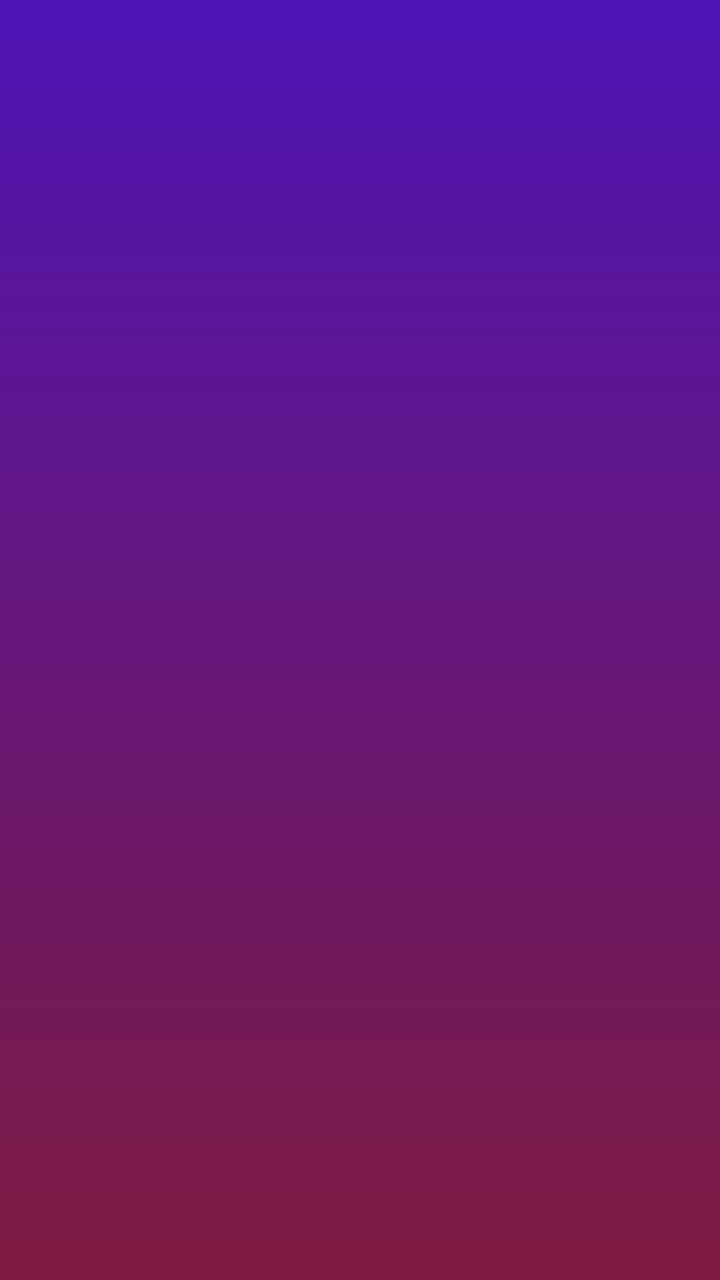
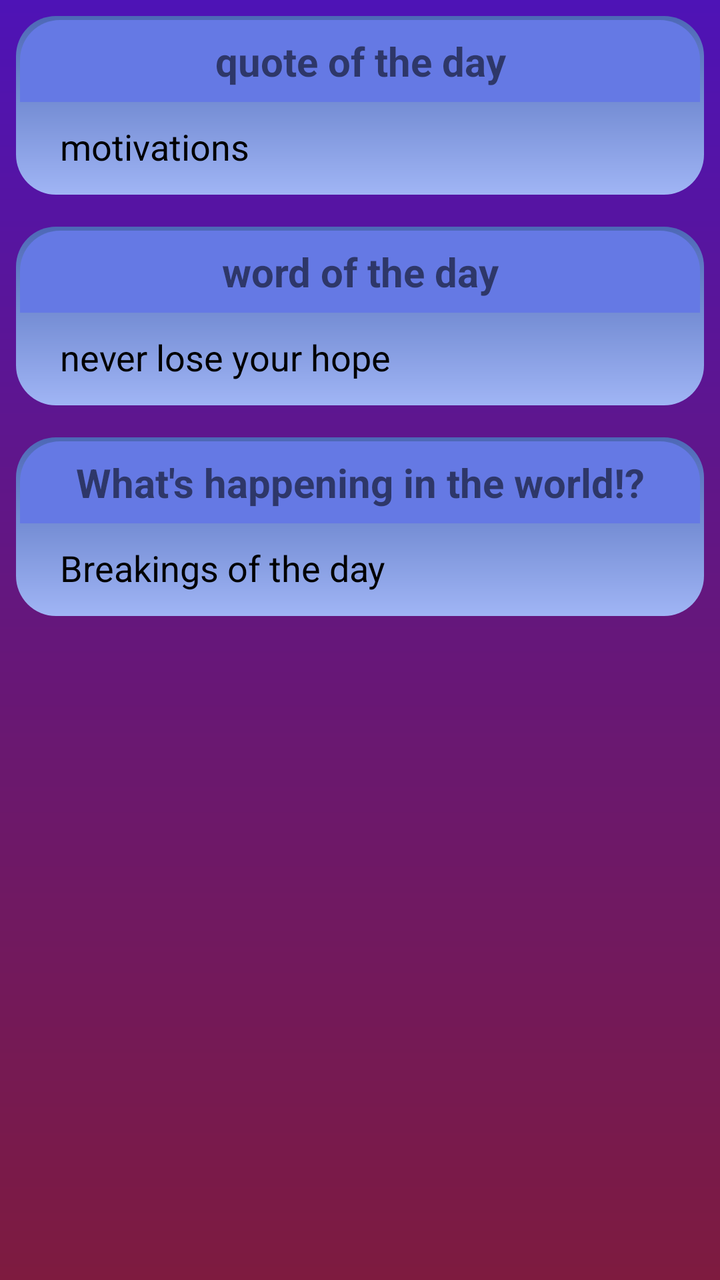

Compare the two renders of this Android layout. The source of the first and the diff that turns it into the second are given below.
<!-- AndroidManifest.xml: application theme Theme.LearnEnglish -->
<!-- res/layout/activity_first.xml -->
<?xml version="1.0" encoding="utf-8"?>
<RelativeLayout xmlns:android="http://schemas.android.com/apk/res/android"
    xmlns:app="http://schemas.android.com/apk/res-auto"
    xmlns:tools="http://schemas.android.com/tools"
    android:layout_width="match_parent"
    android:layout_height="match_parent"
    android:background="@drawable/main_background"
    android:padding="5dp"
    android:gravity="center"
    tools:context=".FirstActivity">

    <RelativeLayout
        android:padding="5dp"
        android:id="@+id/gridLayout"
        android:layout_width="match_parent"
        android:layout_height="wrap_content"
        >

        <GridView
            android:gravity="center"
            android:id="@+id/gridViewId"
            android:layout_width="match_parent"
            android:layout_height="wrap_content"
            android:numColumns="3"
            />


    </RelativeLayout>

    <com.google.android.gms.ads.AdView
        android:visibility="gone"
        xmlns:ads="http://schemas.android.com/apk/res-auto"
        android:id="@+id/adView"
        android:layout_width="match_parent"
        android:layout_height="wrap_content"
        android:layout_marginTop="10dp"
        android:layout_marginLeft="20dp"
        android:layout_marginRight="20dp"
        android:layout_marginBottom="3dp"
        android:layout_centerHorizontal="true"
        android:layout_alignParentBottom="true"
        ads:adSize="BANNER"
        ads:adUnitId="ca-app-pub-3940256099942544/6300978111">
    </com.google.android.gms.ads.AdView>



</RelativeLayout>
<!-- resources referenced by this layout -->
<resources>
  <!-- drawable main_background (drawable) -->
  <?xml version="1.0" encoding="utf-8"?>
  <shape android:shape="rectangle" xmlns:android="http://schemas.android.com/apk/res/android">
  
      <gradient
          android:startColor="#7E1B3F"
          android:angle="90"
          android:endColor="#4E13B6"
          />
  </shape>
  <style name="Theme.LearnEnglish" parent="Theme.MaterialComponents.DayNight.DarkActionBar">
          
          <item name="colorPrimary">@color/purple_500</item>
          <item name="colorPrimaryVariant">@color/purple_700</item>
          <item name="colorOnPrimary">@color/white</item>
          
          <item name="colorSecondary">@color/teal_200</item>
          <item name="colorSecondaryVariant">@color/teal_700</item>
          <item name="colorOnSecondary">@color/black</item>
          
          <item name="android:statusBarColor">?attr/colorPrimary</item>
          
      </style>
  <color name="purple_500">#FF6200EE</color>
  <color name="purple_700">#FF3700B3</color>
  <color name="white">#FFFFFFFF</color>
  <color name="teal_200">#FF03DAC5</color>
  <color name="teal_700">#FF018786</color>
  <color name="black">#FF000000</color>
</resources>

<!-- the commit's change to res/layout/activity_first.xml (unified diff, before → after) -->
@@ -1,48 +1,214 @@
+<?xml version="1.0" encoding="utf-8"?>
+<ScrollView xmlns:android="http://schemas.android.com/apk/res/android"
+    android:layout_width="match_parent"
+    android:layout_height="match_parent"
+    xmlns:app="http://schemas.android.com/apk/res-auto"
+    xmlns:tools="http://schemas.android.com/tools"
+    android:orientation="vertical"
+     android:background="@drawable/main_background"
+    tools:context=".Activity.FirstActivity">
+
+    <RelativeLayout
+        android:layout_width="match_parent"
+        android:layout_height="match_parent"
+        android:orientation="vertical"
+        >
+
+        <LinearLayout
+            android:id="@+id/motivationLayout"
+            android:layout_width="match_parent"
+            android:layout_height="wrap_content"
+            app:cardCornerRadius="8dp"
+            android:padding="2dp"
+            android:layout_margin="8sp"
+            android:orientation="vertical"
+            android:background="@drawable/rounded_background"
+            >
+            <TextView
+                android:id="@+id/motivationHead"
+                android:layout_width="match_parent"
+                android:layout_height="wrap_content"
+                android:text="quote of the day"
+                android:textSize="20sp"
+                android:textStyle="bold"
+                android:textAlignment="center"
+                android:background="@drawable/rounded_background2"
+                android:padding="7dp"
+                />
+            <TextView
+                android:id="@+id/motivationText"
+                android:layout_width="match_parent"
+                android:layout_height="wrap_content"
+                android:textSize="18sp"
+                android:text="motivations"
+                android:textColor="@color/black"
+                android:layout_marginLeft="10sp"
+                android:padding="10dp"
+                />
+
+
+        </LinearLayout>
+
+        <LinearLayout
+            android:layout_below="@+id/motivationLayout"
+            android:id="@+id/wordLayout"
+            android:layout_width="match_parent"
+            android:layout_height="wrap_content"
+            app:cardCornerRadius="8dp"
+            android:padding="2dp"
+            android:layout_margin="8sp"
+            android:orientation="vertical"
+            android:background="@drawable/rounded_background"
+            >
+            <TextView
+                android:id="@+id/wordHead"
+                android:layout_width="match_parent"
+                android:layout_height="wrap_content"
+                android:text="word of the day"
+                android:textSize="20sp"
+                android:textAlignment="center"
+                android:textStyle="bold"
+                android:background="@drawable/rounded_background2"
+                android:padding="7dp"
+                />
+            <TextView
+                android:id="@+id/wordText"
+                android:layout_width="match_parent"
+                android:layout_height="wrap_content"
+                android:textSize="18dp"
+                android:text="never lose your hope"
+                android:textColor="@color/black"
+                android:layout_marginLeft="10sp"
+                android:padding="10dp"
+                />
+
+
+        </LinearLayout>
+
+        <LinearLayout
+            android:id="@+id/newsLayout"
+            android:layout_width="match_parent"
+            android:layout_height="wrap_content"
+            android:layout_below="@+id/wordLayout"
+            app:cardCornerRadius="8dp"
+            android:padding="2dp"
+            android:layout_margin="8sp"
+            android:orientation="vertical"
+            android:background="@drawable/rounded_background"
+            >
+            <TextView
+                android:id="@+id/newsHead"
+                android:layout_width="match_parent"
+                android:layout_height="wrap_content"
+                android:text="What's happening in the world!?"
+                android:textSize="20dp"
+                android:textAlignment="center"
+                android:textStyle="bold"
+                android:background="@drawable/rounded_background2"
+                android:padding="7dp"
+                />
+            <TextView
+                android:id="@+id/newsText"
+                android:layout_width="match_parent"
+                android:layout_height="wrap_content"
+                android:textSize="18dp"
+                android:text="Breakings of the day"
+                android:textColor="@color/black"
+                android:layout_marginLeft="10sp"
+                android:padding="10dp"
+                />
+
+
+        </LinearLayout>
+
+        <androidx.recyclerview.widget.RecyclerView
+            android:layout_below="@+id/newsLayout"
+            android:id="@+id/recyclerView"
+            android:padding="5dp"
+            android:clipToPadding="false"
+            android:layout_width="match_parent"
+            android:layout_height="wrap_content"
+            app:layoutManager="androidx.recyclerview.widget.StaggeredGridLayoutManager"
+            app:spanCount="3"
+            tools:listitem="@layout/grid_sample"
+            />
+
+    </RelativeLayout>
+
+
+</ScrollView>
+<!-- res/layout/grid_sample.xml (included above) -->
 <?xml version="1.0" encoding="utf-8"?>
 <RelativeLayout xmlns:android="http://schemas.android.com/apk/res/android"
     xmlns:app="http://schemas.android.com/apk/res-auto"
-    xmlns:tools="http://schemas.android.com/tools"
     android:layout_width="match_parent"
-    android:layout_height="match_parent"
-    android:background="@drawable/main_background"
-    android:padding="5dp"
-    android:gravity="center"
-    tools:context=".FirstActivity">
+    android:orientation="vertical"
+    android:layout_marginTop="10dp"
+    android:paddingTop="5dp"
+    android:layout_height="wrap_content">
+
 
     <RelativeLayout
-        android:padding="5dp"
-        android:id="@+id/gridLayout"
+        android:orientation="vertical"
         android:layout_width="match_parent"
-        android:layout_height="wrap_content"
+        android:layout_height="match_parent"
+        android:layout_margin="5dp"
         >
 
-        <GridView
-            android:gravity="center"
-            android:id="@+id/gridViewId"
-            android:layout_width="match_parent"
-            android:layout_height="wrap_content"
-            android:numColumns="3"
-            />
+        <androidx.cardview.widget.CardView
+            android:layout_width="match_parent"
+            android:layout_height="match_parent"
+            android:id="@+id/cardviewId"
+            app:cardCornerRadius="8dp"
+            app:cardElevation="0dp"
+            >
+
+            <LinearLayout
+               android:background="@drawable/roundedborder"
+                android:layout_width="match_parent"
+                android:layout_height="match_parent"
+                android:orientation="vertical"
+                android:gravity="center"
+                android:paddingLeft="6dp"
+                android:paddingRight="6dp"
+                android:paddingBottom="8dp"
+                android:paddingTop="8dp"
+                >
+                <TextView
+                    android:id="@+id/headingId"
+                    android:layout_width="match_parent"
+                    android:layout_height="45dp"
+                    android:textAlignment="center"
+                    android:textStyle="bold"
+                    android:textSize="18sp"
+                    android:text="Animal"
+                    />
+
+                <LinearLayout
+                    android:layout_width="wrap_content"
+                    android:layout_height="wrap_content"
+                    android:orientation="vertical"
+                    android:padding="4dp"
+                    android:gravity="center"
+                    android:background="@drawable/circlebackground"
+                    android:layout_margin="7dp"
+                    >
+
+                    <ImageView
+                        android:id="@+id/imageViewId"
+                        android:layout_width="70dp"
+                        android:layout_height="70dp"
+                        android:padding="8dp"
+                        android:src="@drawable/grammar" />
+
+
+                </LinearLayout>
+
+            </LinearLayout>
+        </androidx.cardview.widget.CardView>
+
 
 
     </RelativeLayout>
 
-    <com.google.android.gms.ads.AdView
-        android:visibility="gone"
-        xmlns:ads="http://schemas.android.com/apk/res-auto"
-        android:id="@+id/adView"
-        android:layout_width="match_parent"
-        android:layout_height="wrap_content"
-        android:layout_marginTop="10dp"
-        android:layout_marginLeft="20dp"
-        android:layout_marginRight="20dp"
-        android:layout_marginBottom="3dp"
-        android:layout_centerHorizontal="true"
-        android:layout_alignParentBottom="true"
-        ads:adSize="BANNER"
-        ads:adUnitId="ca-app-pub-3940256099942544/6300978111">
-    </com.google.android.gms.ads.AdView>
-
-
-
 </RelativeLayout>
<!-- resource entries referenced after the edit -->
@@ -9,6 +9,49 @@
           android:angle="90"
           android:endColor="#4E13B6"
           />
+  </shape>
+  <!-- drawable rounded_background (drawable) -->
+  <?xml version="1.0" encoding="utf-8"?>
+  <shape android:shape="rectangle" xmlns:android="http://schemas.android.com/apk/res/android">
+  
+      <gradient
+          android:startColor="#A0B5F5"
+          android:angle="90"
+          android:endColor="#4D68B6"
+          />
+  
+  
+  
+  
+          <corners android:radius="20dp"/>
+  </shape>
+  <!-- drawable rounded_background2 (drawable) -->
+  <?xml version="1.0" encoding="utf-8"?>
+  <shape android:shape="rectangle" xmlns:android="http://schemas.android.com/apk/res/android">
+  
+      <solid
+          android:color="#6579E4"
+          />
+  
+      <corners
+          android:topLeftRadius="20dp"
+          android:topRightRadius="20dp"
+          />
+  </shape>
+  <!-- drawable roundedborder (drawable) -->
+  <?xml version="1.0" encoding="utf-8"?>
+  <shape android:shape="rectangle" xmlns:android="http://schemas.android.com/apk/res/android">
+  
+      <gradient
+          android:startColor="#AABBEF"
+          android:angle="90"
+          android:endColor="#7393F3"
+          />
+  
+  
+  
+  
+  
   </shape>
   <style name="Theme.LearnEnglish" parent="Theme.MaterialComponents.DayNight.DarkActionBar">
           
@@ -29,5 +72,24 @@
   <color name="teal_200">#FF03DAC5</color>
   <color name="teal_700">#FF018786</color>
   <color name="black">#FF000000</color>
+  <!-- drawable circlebackground (drawable) -->
+  <?xml version="1.0" encoding="utf-8"?>
+  <shape android:shape="ring" android:innerRadius="0dp" android:thicknessRatio="2.0" android:useLevel="false" xmlns:android="http://schemas.android.com/apk/res/android">
+  
+      <gradient
+          android:startColor="#E91E63"
+          android:angle="90"
+          android:endColor="#1455CD"
+          />
+  
+      <stroke
+          android:color="#FFEB3B"
+          android:width="3.5dp"
+          />
+  
+      <corners android:radius="30dp"/>
+  
+  </shape>
+  <!-- drawable grammar: png bitmap (drawable, 3594 bytes) -->
 </resources>
 
